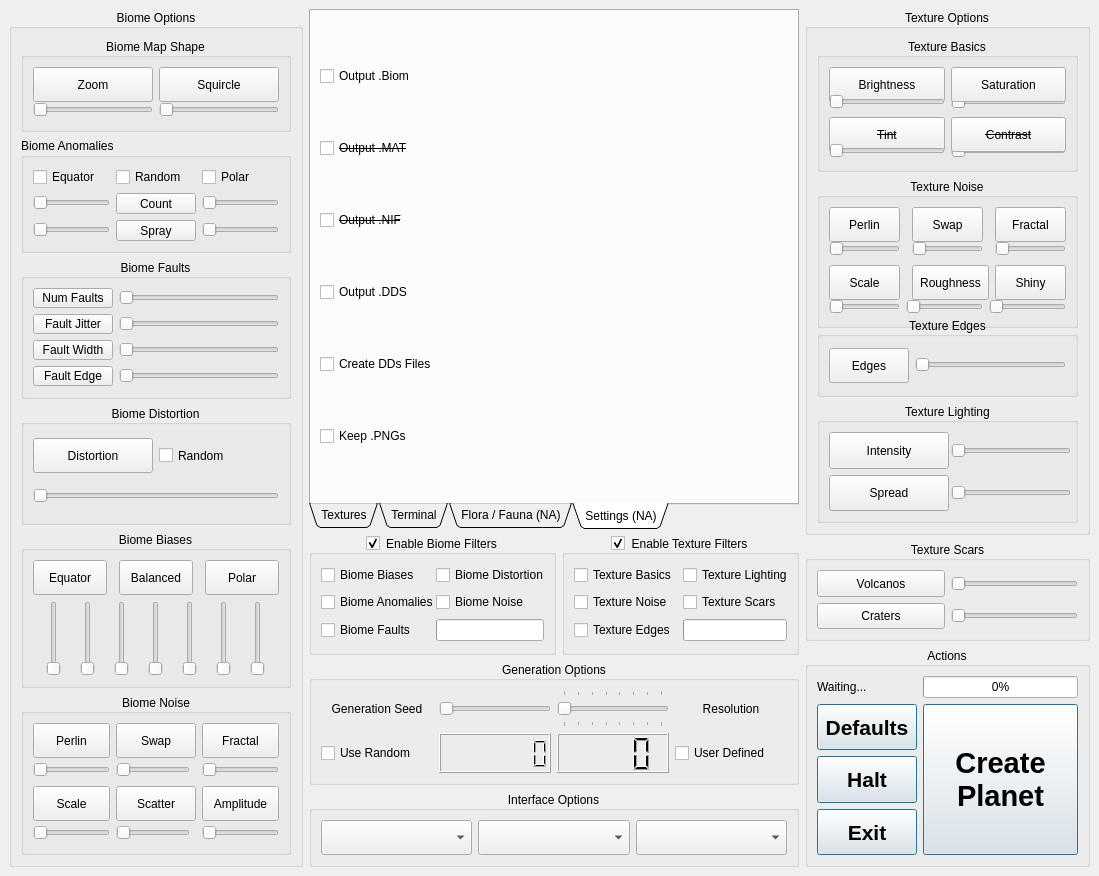
This is PlanetBiomes/src/mainwindow.ui in goarray/PlanetBiomGenerator as Qt 5 draws it before an edit. The edited form follows.
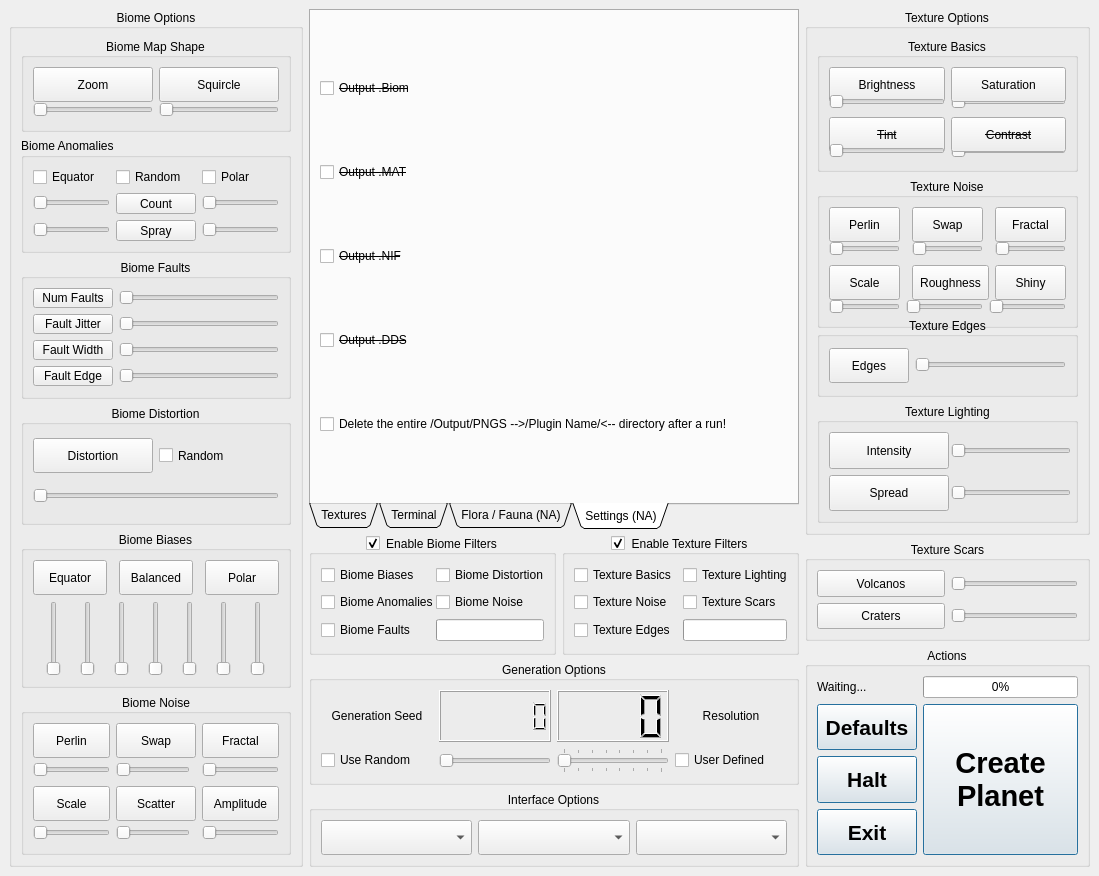
This is the edited form. The open tabs and pages were chosen to show the change. Icons and pictures are not drawn.

What changed in the file:
```diff
--- a/PlanetBiomes/src/mainwindow.ui
+++ b/PlanetBiomes/src/mainwindow.ui
@@ -1358,6 +1358,11 @@
          <layout class="QGridLayout" name="gridLayout_5">
           <item row="0" column="0">
            <widget class="QCheckBox" name="output_biom_files">
+            <property name="font">
+             <font>
+              <strikeout>true</strikeout>
+             </font>
+            </property>
             <property name="text">
              <string>Output .Biom</string>
             </property>
@@ -1365,6 +1370,11 @@
           </item>
           <item row="3" column="0">
            <widget class="QCheckBox" name="output_dds_files">
+            <property name="font">
+             <font>
+              <strikeout>true</strikeout>
+             </font>
+            </property>
             <property name="text">
              <string>Output .DDS</string>
             </property>
@@ -1383,25 +1393,6 @@
            </widget>
           </item>
           <item row="4" column="0">
-           <widget class="QCheckBox" name="enable_preview_mode">
-            <property name="text">
-             <string>Create DDs Files</string>
-            </property>
-           </widget>
-          </item>
-          <item row="1" column="0">
-           <widget class="QCheckBox" name="output_mat_files">
-            <property name="font">
-             <font>
-              <strikeout>true</strikeout>
-             </font>
-            </property>
-            <property name="text">
-             <string>Output .MAT</string>
-            </property>
-           </widget>
-          </item>
-          <item row="5" column="0">
            <widget class="QCheckBox" name="keep_pngs_after_conversion">
             <property name="toolTip">
              <string>Keep the PNG files after DDS conversion?</string>
@@ -1410,7 +1401,19 @@
              <string>Keep PNGs After Conversion</string>
             </property>
             <property name="text">
-             <string>Keep .PNGs</string>
+             <string>Delete the entire /Output/PNGS --&gt;/Plugin Name/&lt;-- directory after a run!</string>
+            </property>
+           </widget>
+          </item>
+          <item row="1" column="0">
+           <widget class="QCheckBox" name="output_mat_files">
+            <property name="font">
+             <font>
+              <strikeout>true</strikeout>
+             </font>
+            </property>
+            <property name="text">
+             <string>Output .MAT</string>
             </property>
            </widget>
           </item>
@@ -1644,7 +1647,19 @@
          <set>Qt::AlignmentFlag::AlignCenter</set>
         </property>
         <layout class="QGridLayout" name="gridLayout_15">
-         <item row="0" column="0">
+         <item row="3" column="0">
+          <widget class="QCheckBox" name="use_random">
+           <property name="font">
+            <font>
+             <strikeout>false</strikeout>
+            </font>
+           </property>
+           <property name="text">
+            <string>Use Random</string>
+           </property>
+          </widget>
+         </item>
+         <item row="2" column="0">
           <widget class="QLabel" name="label_3">
            <property name="font">
             <font>
@@ -1659,7 +1674,64 @@
            </property>
           </widget>
          </item>
-         <item row="0" column="1">
+         <item row="2" column="1">
+          <widget class="QLCDNumber" name="seed_display">
+           <property name="sizePolicy">
+            <sizepolicy hsizetype="Preferred" vsizetype="Preferred">
+             <horstretch>0</horstretch>
+             <verstretch>0</verstretch>
+            </sizepolicy>
+           </property>
+           <property name="minimumSize">
+            <size>
+             <width>0</width>
+             <height>40</height>
+            </size>
+           </property>
+           <property name="font">
+            <font>
+             <family>Fixedsys</family>
+             <pointsize>9</pointsize>
+             <bold>true</bold>
+             <strikeout>false</strikeout>
+            </font>
+           </property>
+           <property name="cursor">
+            <cursorShape>IBeamCursor</cursorShape>
+           </property>
+           <property name="toolTip">
+            <string>Current generation seed value</string>
+           </property>
+           <property name="accessibleName">
+            <string>Seed Value</string>
+           </property>
+           <property name="frameShape">
+            <enum>QFrame::Shape::Box</enum>
+           </property>
+           <property name="digitCount">
+            <number>7</number>
+           </property>
+          </widget>
+         </item>
+         <item row="3" column="3">
+          <widget class="QCheckBox" name="upscale_image">
+           <property name="font">
+            <font>
+             <strikeout>false</strikeout>
+            </font>
+           </property>
+           <property name="toolTip">
+            <string>If enabled, images are upscaled to 1024x1024 resolution.</string>
+           </property>
+           <property name="accessibleName">
+            <string>Upscale Image</string>
+           </property>
+           <property name="text">
+            <string>User Defined</string>
+           </property>
+          </widget>
+         </item>
+         <item row="3" column="1">
           <widget class="QSlider" name="user_seed">
            <property name="sizePolicy">
             <sizepolicy hsizetype="Preferred" vsizetype="Preferred">
@@ -1687,7 +1759,22 @@
            </property>
           </widget>
          </item>
-         <item row="0" column="2">
+         <item row="2" column="3">
+          <widget class="QLabel" name="label_4">
+           <property name="font">
+            <font>
+             <strikeout>false</strikeout>
+            </font>
+           </property>
+           <property name="text">
+            <string>Resolution</string>
+           </property>
+           <property name="alignment">
+            <set>Qt::AlignmentFlag::AlignCenter</set>
+           </property>
+          </widget>
+         </item>
+         <item row="3" column="2">
           <widget class="QSlider" name="texture_resolution_scale">
            <property name="sizePolicy">
             <sizepolicy hsizetype="Preferred" vsizetype="Preferred">
@@ -1718,73 +1805,7 @@
            </property>
           </widget>
          </item>
-         <item row="0" column="3">
-          <widget class="QLabel" name="label_4">
-           <property name="font">
-            <font>
-             <strikeout>false</strikeout>
-            </font>
-           </property>
-           <property name="text">
-            <string>Resolution</string>
-           </property>
-           <property name="alignment">
-            <set>Qt::AlignmentFlag::AlignCenter</set>
-           </property>
-          </widget>
-         </item>
-         <item row="1" column="0">
-          <widget class="QCheckBox" name="use_random">
-           <property name="font">
-            <font>
-             <strikeout>false</strikeout>
-            </font>
-           </property>
-           <property name="text">
-            <string>Use Random</string>
-           </property>
-          </widget>
-         </item>
-         <item row="1" column="1">
-          <widget class="QLCDNumber" name="seed_display">
-           <property name="sizePolicy">
-            <sizepolicy hsizetype="Preferred" vsizetype="Preferred">
-             <horstretch>0</horstretch>
-             <verstretch>0</verstretch>
-            </sizepolicy>
-           </property>
-           <property name="minimumSize">
-            <size>
-             <width>0</width>
-             <height>40</height>
-            </size>
-           </property>
-           <property name="font">
-            <font>
-             <family>Fixedsys</family>
-             <pointsize>9</pointsize>
-             <bold>true</bold>
-             <strikeout>false</strikeout>
-            </font>
-           </property>
-           <property name="cursor">
-            <cursorShape>IBeamCursor</cursorShape>
-           </property>
-           <property name="toolTip">
-            <string>Current generation seed value</string>
-           </property>
-           <property name="accessibleName">
-            <string>Seed Value</string>
-           </property>
-           <property name="frameShape">
-            <enum>QFrame::Shape::Box</enum>
-           </property>
-           <property name="digitCount">
-            <number>7</number>
-           </property>
-          </widget>
-         </item>
-         <item row="1" column="2">
+         <item row="2" column="2">
           <widget class="QLCDNumber" name="texture_resolution_display">
            <property name="sizePolicy">
             <sizepolicy hsizetype="Preferred" vsizetype="Preferred">
@@ -1813,24 +1834,6 @@
            </property>
           </widget>
          </item>
-         <item row="1" column="3">
-          <widget class="QCheckBox" name="upscale_image">
-           <property name="font">
-            <font>
-             <strikeout>false</strikeout>
-            </font>
-           </property>
-           <property name="toolTip">
-            <string>If enabled, images are upscaled to 1024x1024 resolution.</string>
-           </property>
-           <property name="accessibleName">
-            <string>Upscale Image</string>
-           </property>
-           <property name="text">
-            <string>User Defined</string>
-           </property>
-          </widget>
-         </item>
         </layout>
        </widget>
       </item>
```
Left out of the diff: 4 changed lines with no effect on the pictures.
